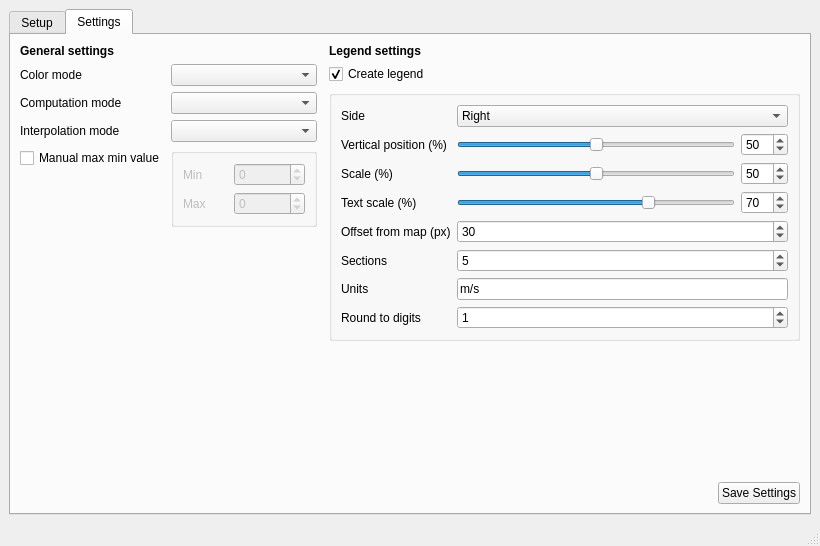
First picture: the form in UI/UI.ui, repository oskaddddd/MapDataDysplay, before the edit.
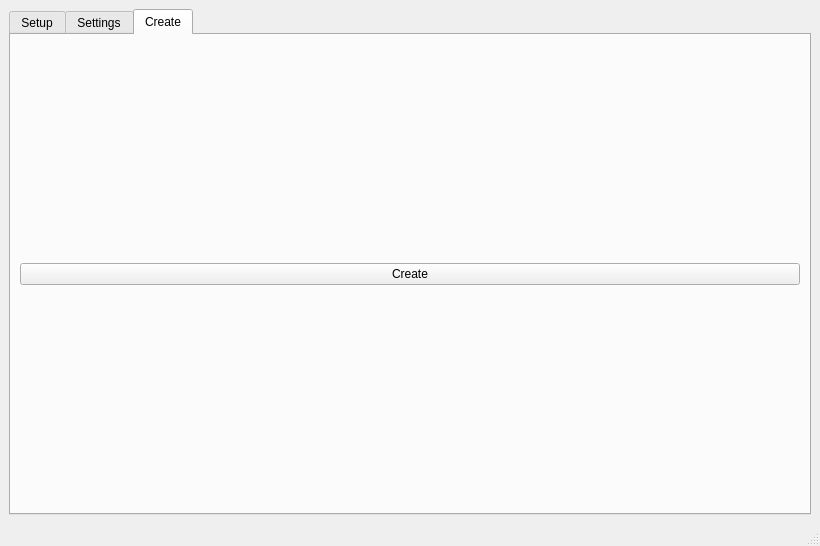
Second picture: the form after the edit.

Commit message: started reqriting dataDysplay to work as a class and intergrate with gui

```diff
--- a/UI/UI.ui
+++ b/UI/UI.ui
@@ -21,7 +21,7 @@
     <item row="0" column="0" rowspan="2">
      <widget class="QTabWidget" name="tabWidget">
       <property name="currentIndex">
-       <number>1</number>
+       <number>2</number>
       </property>
       <widget class="QWidget" name="tab_2">
        <attribute name="title">
@@ -479,6 +479,20 @@
         </item>
        </layout>
       </widget>
+      <widget class="QWidget" name="tab_3">
+       <attribute name="title">
+        <string>Create</string>
+       </attribute>
+       <layout class="QGridLayout" name="gridLayout_6">
+        <item row="0" column="0">
+         <widget class="QPushButton" name="create_button">
+          <property name="text">
+           <string>Create</string>
+          </property>
+         </widget>
+        </item>
+       </layout>
+      </widget>
      </widget>
     </item>
    </layout>
```
Left out of the diff: 2 changed lines with no effect on the pictures. The commit also changes 5 other files.
